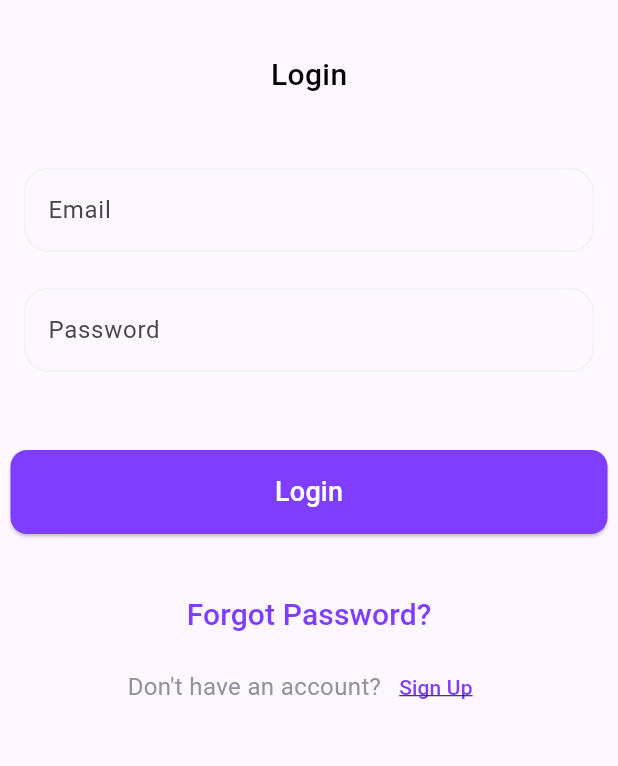
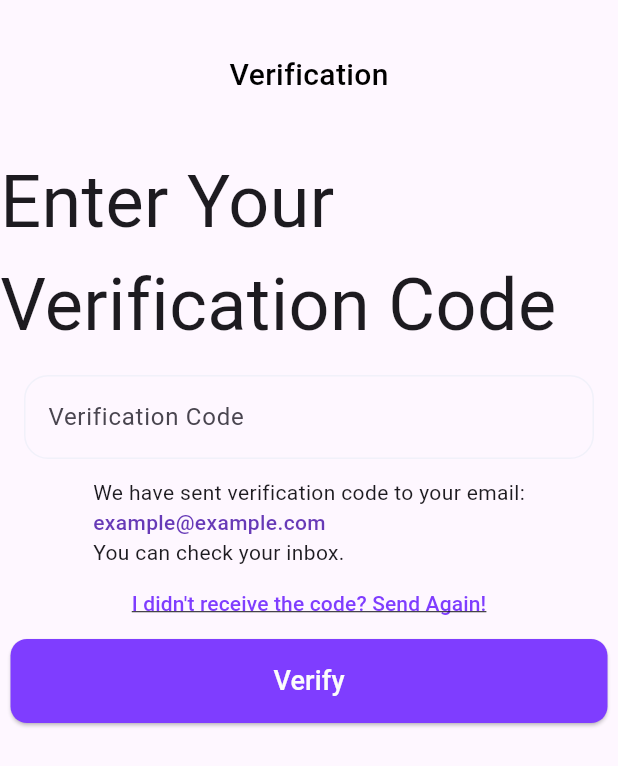
Before and after one commit to p-poudel/Xpense, a Flutter app: the LoginScreen screen opened directly, after a tap on "Login", on a phone screen of 412 x 824 dp. Shown: the top 766 px of the screen. Run offline on Flutter 3.47's test engine with Material 3 defaults, Android fonts, the phone set to English and light mode, and no system bars; our stand-ins replace smooth_page_indicator.

Commit message:
Made custimAppBar loweCamelCase and created Verification Screen

```diff
--- a/lib/reusuable/custom_appbar.dart
+++ b/lib/reusuable/custom_appbar.dart
@@ -1,9 +1,18 @@
 import 'package:flutter/material.dart';
 
-PreferredSize CustomAppBar(context, title){
+PreferredSize customAppBar(context, title) {
   final double width = MediaQuery.of(context).size.width;
-  return PreferredSize(preferredSize: Size(width, 100),child: Padding(
-    padding: const EdgeInsets.symmetric(vertical: 10.0),
-    child: Center(child: Text(title, style: const TextStyle(color: Colors.black, fontSize: 20, fontWeight: FontWeight.w500),),),
-  ),);
+  return PreferredSize(
+    preferredSize: Size(width, 100),
+    child: Padding(
+      padding: const EdgeInsets.symmetric(vertical: 10.0),
+      child: Center(
+        child: Text(
+          title,
+          style: const TextStyle(
+              color: Colors.black, fontSize: 20, fontWeight: FontWeight.w500),
+        ),
+      ),
+    ),
+  );
 }
--- a/lib/reusuable/custom_button.dart
+++ b/lib/reusuable/custom_button.dart
@@ -9,8 +9,8 @@ Widget button({color1, text, color2, onPressed}) {
         onPressed: onPressed,
         style: ButtonStyle(
           backgroundColor: MaterialStateProperty.all(color1),
-            shape: MaterialStateProperty.all(RoundedRectangleBorder(
-                borderRadius: BorderRadius.circular(11))),
+          shape: MaterialStateProperty.all(
+              RoundedRectangleBorder(borderRadius: BorderRadius.circular(11))),
         ),
         child: Text(
           text,
--- a/lib/views/auth_screens/login_screen.dart
+++ b/lib/views/auth_screens/login_screen.dart
@@ -3,6 +3,7 @@ import 'package:xpense/reusuable/custom_appbar.dart';
 import 'package:xpense/reusuable/custom_button.dart';
 import 'package:xpense/reusuable/custom_textfield.dart';
 import 'package:xpense/views/auth_screens/signup_screen.dart';
+import 'package:xpense/views/auth_screens/verify_screen.dart';
 
 class LoginScreen extends StatefulWidget {
   const LoginScreen({super.key});
@@ -16,38 +17,57 @@ class _LoginScreenState extends State<LoginScreen> {
   @override
   Widget build(BuildContext context) {
     return Scaffold(
-      appBar: CustomAppBar(context, "Login"),
+      appBar: customAppBar(context, "Login"),
       body: Column(
         children: [
           // email field
-          CustomTextField(isVisible: true, title: "Email", controller: emailcontroller),
+          CustomTextField(
+              isVisible: true, title: "Email", controller: emailcontroller),
 
           // password field
-          CustomTextField(isVisible: true, title: "Password", controller: emailcontroller),
+          CustomTextField(
+              isVisible: true, title: "Password", controller: emailcontroller),
 
           const SizedBox(height: 40),
           // login button
           button(
-              onPressed: (){},
+              onPressed: () {
+                Navigator.of(context).pushReplacement(MaterialPageRoute(
+                  builder: (context) => const VerifyScreen(email: "test"),
+                ));
+              },
               color1: const Color(0xff7f3dff),
               text: "Login",
               color2: const Color(0xfffcfcfc)),
 
           const SizedBox(height: 20),
           // forget password
-          TextButton(onPressed: (){}, child: const Text("Forgot Password?", style: TextStyle(color: Color(0xFF7F3DFF), fontSize: 20),)),
+          TextButton(
+              onPressed: () {},
+              child: const Text(
+                "Forgot Password?",
+                style: TextStyle(color: Color(0xFF7F3DFF), fontSize: 20),
+              )),
 
           // dont have an account
           Row(
             mainAxisAlignment: MainAxisAlignment.center,
             children: [
-                const Text("Don't have an account?", style: TextStyle(color: Color(0xFF91919F), fontSize: 16),),
-                TextButton(onPressed: (){
-                  Navigator.of(context).pushReplacement(MaterialPageRoute(builder: (context) => const SignupScreen(),));
-                }, child:  const Text(
+              const Text(
+                "Don't have an account?",
+                style: TextStyle(color: Color(0xFF91919F), fontSize: 16),
+              ),
+              TextButton(
+                  onPressed: () {
+                    Navigator.of(context).pushReplacement(MaterialPageRoute(
+                      builder: (context) => const SignupScreen(),
+                    ));
+                  },
+                  child: const Text(
                     "Sign Up",
                     style: TextStyle(
-                      decoration: TextDecoration.underline, color: Color(0xFF7F3DFF)),
+                        decoration: TextDecoration.underline,
+                        color: Color(0xFF7F3DFF)),
                   ))
             ],
           )
--- a/lib/views/auth_screens/signup_screen.dart
+++ b/lib/views/auth_screens/signup_screen.dart
@@ -23,7 +23,7 @@ class _SignupScreenState extends State<SignupScreen> {
   @override
   Widget build(BuildContext context) {
     return Scaffold(
-      appBar: CustomAppBar(context, "Sign Up"),
+      appBar: customAppBar(context, "Sign Up"),
       body: SingleChildScrollView(
         child: Column(
           children: [
@@ -33,7 +33,9 @@ class _SignupScreenState extends State<SignupScreen> {
             CustomTextField(
                 isVisible: true, title: "Email", controller: nameController),
             CustomTextField(
-                isVisible: false, title: "Password", controller: nameController),
+                isVisible: false,
+                title: "Password",
+                controller: nameController),
 
             // check box
             Row(
@@ -65,7 +67,8 @@ class _SignupScreenState extends State<SignupScreen> {
                         child: Text(
                       "and Privacy Policy",
                       style: TextStyle(
-                          color: Colors.deepPurple, fontWeight: FontWeight.w500),
+                          color: Colors.deepPurple,
+                          fontWeight: FontWeight.w500),
                     ))
                   ],
                 )
@@ -94,14 +97,22 @@ class _SignupScreenState extends State<SignupScreen> {
             Row(
               mainAxisAlignment: MainAxisAlignment.center,
               children: [
-                const Text("Already have an account?", style: TextStyle(color: Color(0xFF91919F), fontSize: 16),),
-                TextButton(onPressed: (){
-                  Navigator.of(context).pushReplacement(MaterialPageRoute(builder: (context) => const LoginScreen(),));
-                }, child:  const Text(
-                  "Login",
-                  style: TextStyle(
-                      decoration: TextDecoration.underline, color: Color(0xFF7F3DFF)),
-                ))
+                const Text(
+                  "Already have an account?",
+                  style: TextStyle(color: Color(0xFF91919F), fontSize: 16),
+                ),
+                TextButton(
+                    onPressed: () {
+                      Navigator.of(context).pushReplacement(MaterialPageRoute(
+                        builder: (context) => const LoginScreen(),
+                      ));
+                    },
+                    child: const Text(
+                      "Login",
+                      style: TextStyle(
+                          decoration: TextDecoration.underline,
+                          color: Color(0xFF7F3DFF)),
+                    ))
               ],
             )
           ],
--- /dev/null
+++ b/lib/views/auth_screens/verify_screen.dart
@@ -0,0 +1,60 @@
+import 'package:flutter/material.dart';
+import 'package:xpense/reusuable/custom_appbar.dart';
+import 'package:xpense/reusuable/custom_button.dart';
+import 'package:xpense/reusuable/custom_textfield.dart';
+
+class VerifyScreen extends StatefulWidget {
+  const VerifyScreen({super.key, required this.email});
+  final String email;
+
+  @override
+  State<VerifyScreen> createState() => _VerifyScreenState();
+}
+
+class _VerifyScreenState extends State<VerifyScreen> {
+  final TextEditingController code = TextEditingController();
+
+  @override
+  Widget build(BuildContext context) {
+    return Scaffold(
+        appBar: customAppBar(context, "Verification"),
+        body: SingleChildScrollView(
+          child: Column(
+            children: [
+              const Text("Enter Your Verification Code",
+                  style: TextStyle(fontSize: 48, fontWeight: FontWeight.w400)),
+              CustomTextField(
+                  isVisible: true,
+                  title: "Verification Code",
+                  controller: code),
+              const Column(
+                crossAxisAlignment: CrossAxisAlignment.start,
+                children: [
+                  Text("We have sent verification code to your email:"),
+                  InkWell(
+                      child: Text(
+                    "example@example.com",
+                    style: TextStyle(
+                        color: Colors.deepPurple, fontWeight: FontWeight.w500),
+                  )),
+                  Text("You can check your inbox."),
+                ],
+              ),
+              TextButton(
+                  onPressed: () {},
+                  child: const Text(
+                    "I didn't receive the code? Send Again!",
+                    style: TextStyle(
+                        decoration: TextDecoration.underline,
+                        color: Color(0xFF7F3DFF)),
+                  )),
+              button(
+                  onPressed: () {},
+                  color1: const Color(0xff7f3dff),
+                  text: "Verify",
+                  color2: const Color(0xfffcfcfc))
+            ],
+          ),
+        ));
+  }
+}
--- a/lib/views/main_screens/home_page.dart
+++ b/lib/views/main_screens/home_page.dart
@@ -7,9 +7,9 @@ class homeScreen extends StatelessWidget {
   Widget build(BuildContext context) {
     return Scaffold(
       appBar: AppBar(
-        title: Text("Xpenses"),
+        title: const Text("Xpenses"),
       ),
-      body: Center(child: Text("Let's start to build our app...")),
+      body: const Center(child: Text("Let's start to build our app...")),
     );
   }
 }
```
Also changed, not shown: lib/reusuable/custom_textfield.dart (+12 -5 lines), pubspec.lock. Lines whose indentation alone changed are shown as unchanged.
